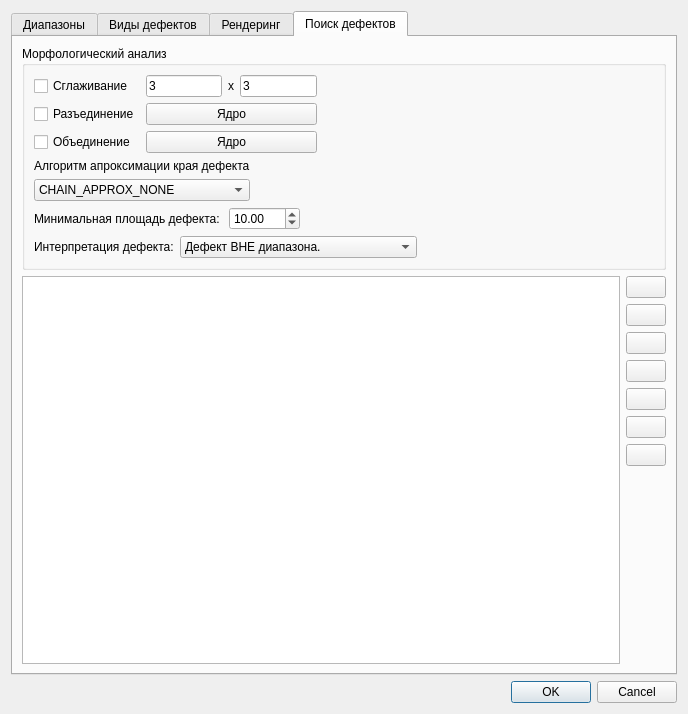
Before: the Qt Designer form src/Gui/ProcessingParametersDialog.ui in Ddv-progia/compositescannerarm, drawn with Qt 5.
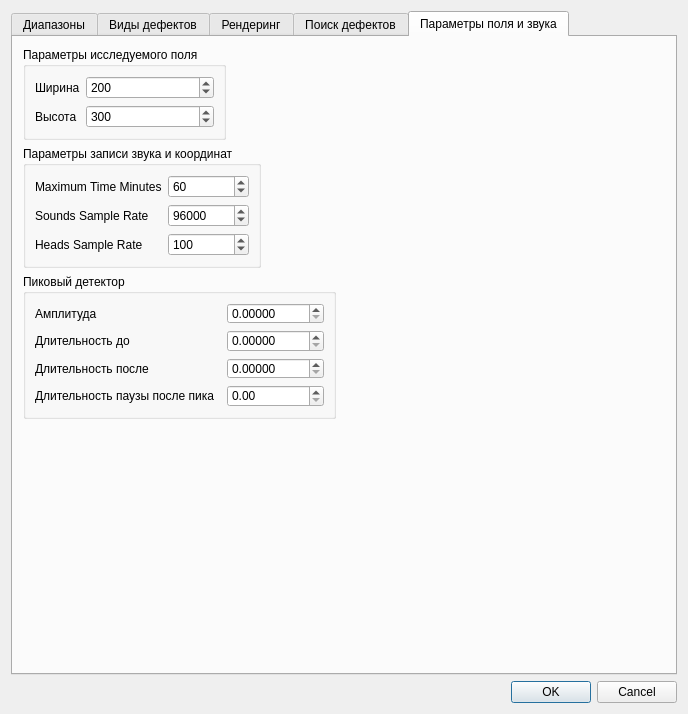
After: the same form once the commit is applied. Icons and pictures are not drawn.

Patch:
```diff
--- a/src/Gui/ProcessingParametersDialog.ui
+++ b/src/Gui/ProcessingParametersDialog.ui
@@ -17,7 +17,7 @@
    <item>
     <widget class="QTabWidget" name="tabWidget">
      <property name="currentIndex">
-      <number>3</number>
+      <number>4</number>
      </property>
      <widget class="QWidget" name="tab">
       <attribute name="title">
@@ -110,83 +110,6 @@
          </item>
         </layout>
        </item>
-       <item>
-        <widget class="QGroupBox" name="groupBox">
-         <property name="title">
-          <string>Пиковый детектор</string>
-         </property>
-         <layout class="QFormLayout" name="formLayout">
-          <item row="0" column="0">
-           <widget class="QLabel" name="label">
-            <property name="text">
-             <string>Амплитуда</string>
-            </property>
-           </widget>
-          </item>
-          <item row="0" column="1">
-           <widget class="QDoubleSpinBox" name="peakMagnitudeLimitBox">
-            <property name="decimals">
-             <number>5</number>
-            </property>
-            <property name="maximum">
-             <double>1.000000000000000</double>
-            </property>
-           </widget>
-          </item>
-          <item row="1" column="0">
-           <widget class="QLabel" name="label_2">
-            <property name="text">
-             <string>Длительность до</string>
-            </property>
-           </widget>
-          </item>
-          <item row="1" column="1">
-           <widget class="QDoubleSpinBox" name="peakBackstepBox">
-            <property name="decimals">
-             <number>5</number>
-            </property>
-            <property name="maximum">
-             <double>10000.000000000000000</double>
-            </property>
-           </widget>
-          </item>
-          <item row="2" column="0">
-           <widget class="QLabel" name="label_7">
-            <property name="text">
-             <string>Длительность после</string>
-            </property>
-           </widget>
-          </item>
-          <item row="3" column="0">
-           <widget class="QLabel" name="label_16">
-            <property name="text">
-             <string>Длительность паузы после пика  </string>
-            </property>
-           </widget>
-          </item>
-          <item row="2" column="1">
-           <widget class="QDoubleSpinBox" name="peakForestepBox">
-            <property name="decimals">
-             <number>5</number>
-            </property>
-            <property name="maximum">
-             <double>10000.000000000000000</double>
-            </property>
-           </widget>
-          </item>
-          <item row="3" column="1">
-           <widget class="QSpinBox" name="peakPauseCountBox">
-            <property name="minimum">
-             <number>1</number>
-            </property>
-            <property name="maximum">
-             <number>10000000</number>
-            </property>
-           </widget>
-          </item>
-         </layout>
-        </widget>
-       </item>
        <item>
         <layout class="QHBoxLayout" name="horizontalLayout">
          <item>
@@ -1060,6 +983,235 @@
        </item>
       </layout>
      </widget>
+     <widget class="QWidget" name="tab_5">
+      <property name="enabled">
+       <bool>true</bool>
+      </property>
+      <property name="autoFillBackground">
+       <bool>false</bool>
+      </property>
+      <attribute name="title">
+       <string>Параметры поля и звука</string>
+      </attribute>
+      <widget class="QWidget" name="formLayoutWidget">
+       <property name="geometry">
+        <rect>
+         <x>0</x>
+         <y>0</y>
+         <width>326</width>
+         <height>392</height>
+        </rect>
+       </property>
+       <layout class="QFormLayout" name="formLayout_3">
+        <property name="sizeConstraint">
+         <enum>QLayout::SetMaximumSize</enum>
+        </property>
+        <property name="fieldGrowthPolicy">
+         <enum>QFormLayout::ExpandingFieldsGrow</enum>
+        </property>
+        <property name="leftMargin">
+         <number>10</number>
+        </property>
+        <property name="topMargin">
+         <number>10</number>
+        </property>
+        <property name="rightMargin">
+         <number>10</number>
+        </property>
+        <property name="bottomMargin">
+         <number>10</number>
+        </property>
+        <item row="2" column="0">
+         <widget class="QGroupBox" name="groupBox">
+          <property name="title">
+           <string>Пиковый детектор</string>
+          </property>
+          <layout class="QFormLayout" name="formLayout">
+           <item row="0" column="0">
+            <widget class="QLabel" name="label">
+             <property name="text">
+              <string>Амплитуда</string>
+             </property>
+            </widget>
+           </item>
+           <item row="0" column="1">
+            <widget class="QDoubleSpinBox" name="peakMagnitudeLimitBox">
+             <property name="decimals">
+              <number>5</number>
+             </property>
+             <property name="maximum">
+              <double>1.000000000000000</double>
+             </property>
+            </widget>
+           </item>
+           <item row="1" column="0">
+            <widget class="QLabel" name="label_2">
+             <property name="text">
+              <string>Длительность до</string>
+             </property>
+            </widget>
+           </item>
+           <item row="1" column="1">
+            <widget class="QDoubleSpinBox" name="peakBackstepBox">
+             <property name="decimals">
+              <number>5</number>
+             </property>
+             <property name="maximum">
+              <double>10000.000000000000000</double>
+             </property>
+            </widget>
+           </item>
+           <item row="2" column="0">
+            <widget class="QLabel" name="label_7">
+             <property name="text">
+              <string>Длительность после</string>
+             </property>
+            </widget>
+           </item>
+           <item row="3" column="0">
+            <widget class="QLabel" name="label_16">
+             <property name="text">
+              <string>Длительность паузы после пика  </string>
+             </property>
+            </widget>
+           </item>
+           <item row="2" column="1">
+            <widget class="QDoubleSpinBox" name="peakForestepBox">
+             <property name="decimals">
+              <number>5</number>
+             </property>
+             <property name="maximum">
+              <double>10000.000000000000000</double>
+             </property>
+            </widget>
+           </item>
+           <item row="3" column="1">
+            <widget class="QDoubleSpinBox" name="peakPauseCountBox"/>
+           </item>
+          </layout>
+         </widget>
+        </item>
+        <item row="0" column="0">
+         <widget class="QGroupBox" name="groupBox_6">
+          <property name="title">
+           <string>Параметры исследуемого поля</string>
+          </property>
+          <layout class="QFormLayout" name="formLayout_5">
+           <item row="0" column="0">
+            <widget class="QLabel" name="label_23">
+             <property name="text">
+              <string>Ширина</string>
+             </property>
+            </widget>
+           </item>
+           <item row="0" column="1">
+            <widget class="QSpinBox" name="widthBox">
+             <property name="minimum">
+              <number>1</number>
+             </property>
+             <property name="maximum">
+              <number>10000</number>
+             </property>
+             <property name="value">
+              <number>200</number>
+             </property>
+            </widget>
+           </item>
+           <item row="1" column="0">
+            <widget class="QLabel" name="label_25">
+             <property name="text">
+              <string>Высота</string>
+             </property>
+            </widget>
+           </item>
+           <item row="1" column="1">
+            <widget class="QSpinBox" name="heightBox">
+             <property name="minimum">
+              <number>1</number>
+             </property>
+             <property name="maximum">
+              <number>10000</number>
+             </property>
+             <property name="value">
+              <number>300</number>
+             </property>
+            </widget>
+           </item>
+          </layout>
+         </widget>
+        </item>
+        <item row="1" column="0">
+         <widget class="QGroupBox" name="groupBox_5">
+          <property name="title">
+           <string>Параметры записи звука и координат</string>
+          </property>
+          <layout class="QFormLayout" name="formLayout_4">
+           <item row="0" column="0">
+            <widget class="QLabel" name="label_20">
+             <property name="text">
+              <string>Maximum Time Minutes</string>
+             </property>
+            </widget>
+           </item>
+           <item row="0" column="1">
+            <widget class="QSpinBox" name="spinBoxMaxRecordingTime">
+             <property name="minimum">
+              <number>1</number>
+             </property>
+             <property name="maximum">
+              <number>720</number>
+             </property>
+             <property name="value">
+              <number>60</number>
+             </property>
+            </widget>
+           </item>
+           <item row="1" column="0">
+            <widget class="QLabel" name="label_21">
+             <property name="text">
+              <string>Sounds Sample Rate</string>
+             </property>
+            </widget>
+           </item>
+           <item row="1" column="1">
+            <widget class="QSpinBox" name="spinBoxSoundsSampleRate">
+             <property name="minimum">
+              <number>1</number>
+             </property>
+             <property name="maximum">
+              <number>100000</number>
+             </property>
+             <property name="value">
+              <number>96000</number>
+             </property>
+            </widget>
+           </item>
+           <item row="2" column="0">
+            <widget class="QLabel" name="label_22">
+             <property name="text">
+              <string>Heads Sample Rate</string>
+             </property>
+            </widget>
+           </item>
+           <item row="2" column="1">
+            <widget class="QSpinBox" name="spinBoxHeadsSampleRate">
+             <property name="minimum">
+              <number>1</number>
+             </property>
+             <property name="maximum">
+              <number>1000</number>
+             </property>
+             <property name="value">
+              <number>100</number>
+             </property>
+            </widget>
+           </item>
+          </layout>
+         </widget>
+        </item>
+       </layout>
+      </widget>
+     </widget>
     </widget>
    </item>
    <item>
```
